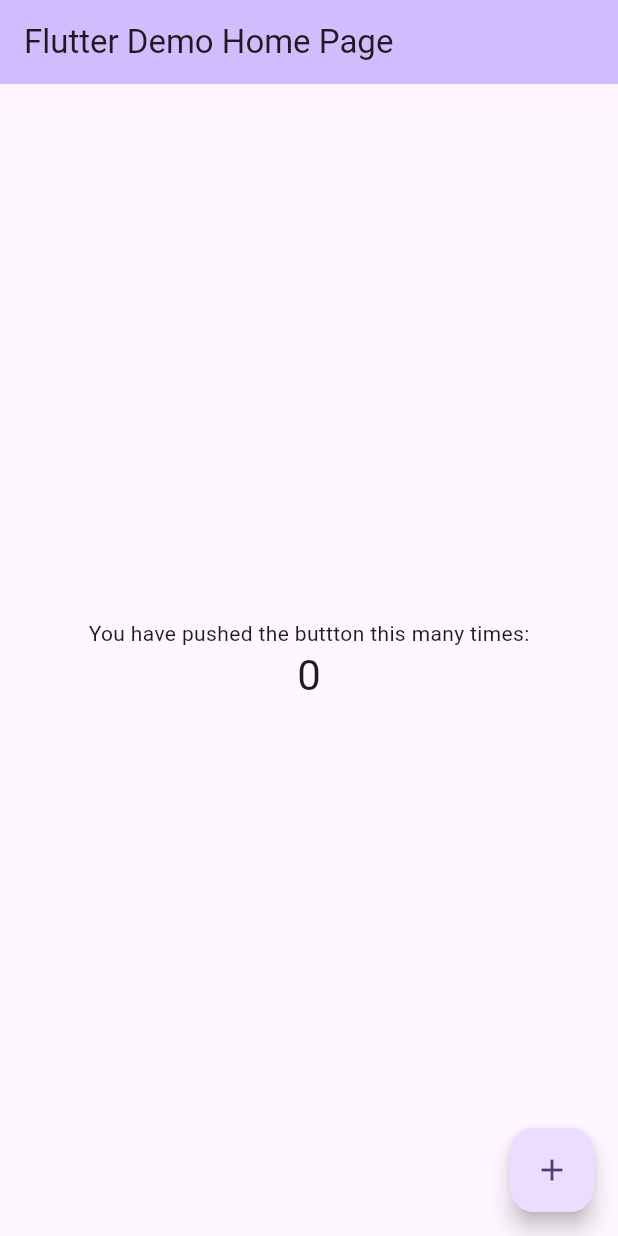
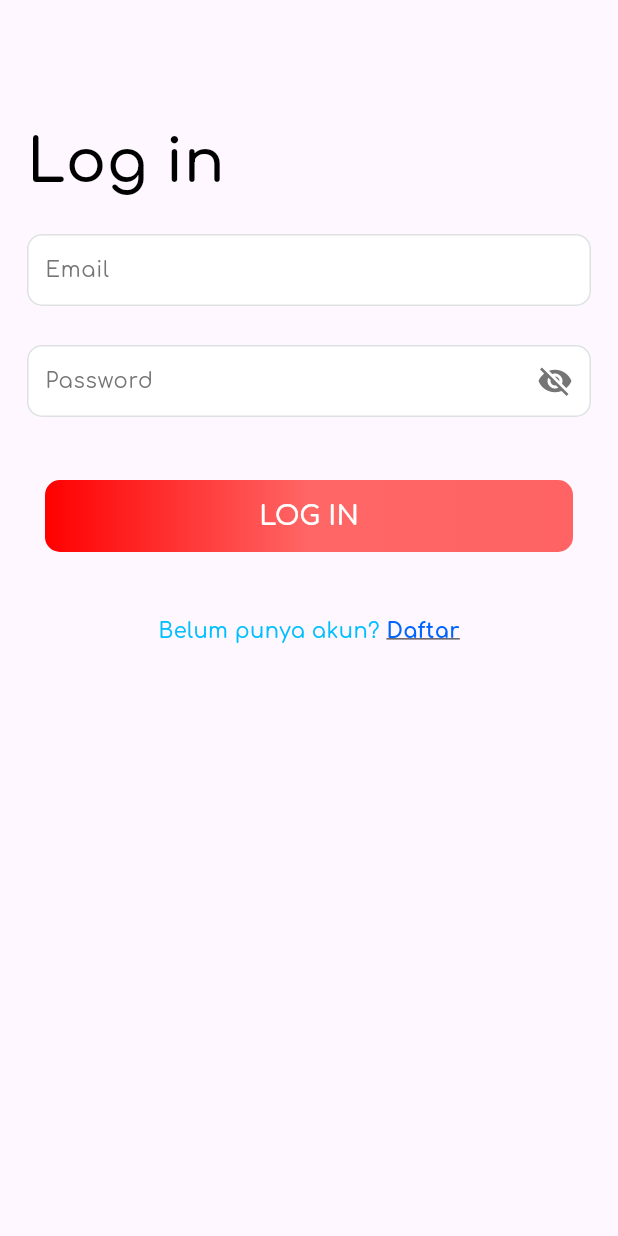
Before and after one commit to wimanmja/mobile_report, a Flutter app: the screen it shows after launch, on a phone screen of 412 x 824 dp. Run offline on Flutter 3.47's test engine with Material 3 defaults, Android fonts, the phone set to English and light mode, and no system bars; our stand-ins replace flutter_pw_validator.

Commit message:
add login, register, component

```diff
--- /dev/null
+++ b/lib/components/headers/header_login.dart
@@ -0,0 +1,27 @@
+import 'package:flutter/material.dart';
+
+class LoginHeader extends StatelessWidget {
+  const LoginHeader({
+    super.key,
+  });
+
+  @override
+  Widget build(BuildContext context) {
+    return Column(children: [
+      Container(
+        alignment: Alignment.centerLeft,
+        margin: EdgeInsets.only(top: 79),
+        child: Text(
+          'Log in',
+          textAlign: TextAlign.center,
+          style: TextStyle(
+              fontSize: 40,
+              fontFamily: "Comfortaa",
+              fontWeight: FontWeight.w600,
+              color: Colors.black),
+        ),
+      ),
+    ]
+    );
+  }
+}
--- a/lib/main.dart
+++ b/lib/main.dart
@@ -1,4 +1,5 @@
 import 'package:flutter/material.dart';
+import 'package:mobile_report/screens/login_screen.dart';
 
 void main() {
   runApp(const MyApp());
@@ -11,115 +12,14 @@
   @override
   Widget build(BuildContext context) {
     return MaterialApp(
-      title: 'Flutter Demo',
+      debugShowCheckedModeBanner: false,
+      title: 'Mobile Report',
       theme: ThemeData(
-        // This is the theme of your application.
-        //
-        // TRY THIS: Try running your application with "flutter run". You'll see
-        // the application has a blue toolbar. Then, without quitting the app,
-        // try changing the seedColor in the colorScheme below to Colors.green
-        // and then invoke "hot reload" (save your changes or press the "hot
-        // reload" button in a Flutter-supported IDE, or press "r" if you used
-        // the command line to start the app).
-        //
-        // Notice that the counter didn't reset back to zero; the application
-        // state is not lost during the reload. To reset the state, use hot
-        // restart instead.
-        //
-        // This works for code too, not just values: Most code changes can be
-        // tested with just a hot reload.
         colorScheme: ColorScheme.fromSeed(seedColor: Colors.deepPurple),
         useMaterial3: true,
+        fontFamily: "Comfortaa"
       ),
-      home: const MyHomePage(title: 'Flutter Demo Home Page'),
+      home: LoginScreen(),
     );
   }
 }
-
-class MyHomePage extends StatefulWidget {
-  const MyHomePage({super.key, required this.title});
-
-  // This widget is the home page of your application. It is stateful, meaning
-  // that it has a State object (defined below) that contains fields that affect
-  // how it looks.
-
-  // This class is the configuration for the state. It holds the values (in this
-  // case the title) provided by the parent (in this case the App widget) and
-  // used by the build method of the State. Fields in a Widget subclass are
-  // always marked "final".
-
-  final String title;
-
-  @override
-  State<MyHomePage> createState() => _MyHomePageState();
-}
-
-class _MyHomePageState extends State<MyHomePage> {
-  int _counter = 0;
-
-  void _incrementCounter() {
-    setState(() {
-      // This call to setState tells the Flutter framework that something has
-      // changed in this State, which causes it to rerun the build method below
-      // so that the display can reflect the updated values. If we changed
-      // _counter without calling setState(), then the build method would not be
-      // called again, and so nothing would appear to happen.
-      _counter++;
-    });
-  }
-
-  @override
-  Widget build(BuildContext context) {
-    // This method is rerun every time setState is called, for instance as done
-    // by the _incrementCounter method above.
-    //
-    // The Flutter framework has been optimized to make rerunning build methods
-    // fast, so that you can just rebuild anything that needs updating rather
-    // than having to individually change instances of widgets.
-    return Scaffold(
-      appBar: AppBar(
-        // TRY THIS: Try changing the color here to a specific color (to
-        // Colors.amber, perhaps?) and trigger a hot reload to see the AppBar
-        // change color while the other colors stay the same.
-        backgroundColor: Theme.of(context).colorScheme.inversePrimary,
-        // Here we take the value from the MyHomePage object that was created by
-        // the App.build method, and use it to set our appbar title.
-        title: Text(widget.title),
-      ),
-      body: Center(
-        // Center is a layout widget. It takes a single child and positions it
-        // in the middle of the parent.
-        child: Column(
-          // Column is also a layout widget. It takes a list of children and
-          // arranges them vertically. By default, it sizes itself to fit its
-          // children horizontally, and tries to be as tall as its parent.
-          //
-          // Column has various properties to control how it sizes itself and
-          // how it positions its children. Here we use mainAxisAlignment to
-          // center the children vertically; the main axis here is the vertical
-          // axis because Columns are vertical (the cross axis would be
-          // horizontal).
-          //
-          // TRY THIS: Invoke "debug painting" (choose the "Toggle Debug Paint"
-          // action in the IDE, or press "p" in the console), to see the
-          // wireframe for each widget.
-          mainAxisAlignment: MainAxisAlignment.center,
-          children: <Widget>[
-            const Text(
-              'You have pushed the buttton this many times:',
-            ),
-            Text(
-              '$_counter',
-              style: Theme.of(context).textTheme.headlineMedium,
-            ),
-          ],
-        ),
-      ),
-      floatingActionButton: FloatingActionButton(
-        onPressed: _incrementCounter,
-        tooltip: 'Increment',
-        child: const Icon(Icons.add),
-      ), // This trailing comma makes auto-formatting nicer for build methods.
-    );
-  }
-}
--- /dev/null
+++ b/lib/screens/login_screen.dart
@@ -0,0 +1,194 @@
+import 'package:flutter/material.dart';
+import 'package:mobile_report/components/headers/header_login.dart';
+import 'package:mobile_report/screens/register_screen.dart';
+
+class LoginScreen extends StatefulWidget {
+  const LoginScreen({super.key});
+
+  @override
+  State<LoginScreen> createState() => _LoginScreenState();
+}
+
+class _LoginScreenState extends State<LoginScreen> {
+  bool _isObscured = true;
+  // final AuthService authService = AuthService();
+  final TextEditingController email = TextEditingController();
+  final TextEditingController password = TextEditingController();
+
+  @override
+  Widget build(BuildContext context) {
+    return Scaffold(
+      body: Stack(
+        children: [
+          // Container(
+          //   decoration: BoxDecoration(
+          //     image: DecorationImage(
+          //       image: AssetImage('assets/images/loginRegister_bg.png'),
+          //       fit: BoxFit.cover,
+          //     ),
+          //   ),
+          // ),
+          SingleChildScrollView(
+            padding: EdgeInsets.only(left: 18, right: 18),
+            child: Column(
+              children: [
+                LoginHeader(),
+                Container(
+                  padding: EdgeInsets.only(top: 15),
+                  child: Column(
+                    children: [
+                      Container(
+                        margin: EdgeInsets.only(top: 5),
+                        child: TextField(
+                          controller: email,
+                          showCursor: true,
+                          cursorColor: Colors.grey[600],
+                          style: TextStyle(
+                            color: Color.fromRGBO(0, 77, 64, 1),
+                            fontSize: 14,
+                          ),
+                          decoration: InputDecoration(
+                              contentPadding: EdgeInsets.symmetric(
+                                  vertical: 10, horizontal: 8),
+                              fillColor: Colors.white,
+                              filled: true,
+                              border: OutlineInputBorder(),
+                              focusedBorder: OutlineInputBorder(
+                                  borderSide: BorderSide(
+                                      color: Color.fromRGBO(221, 226, 225, 1)),
+                                  borderRadius: BorderRadius.circular(10.0)),
+                              enabledBorder: OutlineInputBorder(
+                                  borderSide: BorderSide(
+                                      color: Color.fromRGBO(221, 226, 225, 1)),
+                                  borderRadius: BorderRadius.circular(10.0)),
+                              hintText: "Email",
+                              hintStyle: TextStyle(color: Colors.grey[600])),
+                        ),
+                      ),
+                      Container(
+                        child: Column(
+                          children: [
+                            Container(
+                              margin: EdgeInsets.only(top: 26),
+                              child: TextField(
+                                obscureText: _isObscured,
+                                controller: password,
+                                showCursor: true,
+                                cursorColor: Colors.grey[600],
+                                style: TextStyle(
+                                  color: Color.fromRGBO(0, 77, 64, 1),
+                                  fontSize: 14,
+                                ),
+                                decoration: InputDecoration(
+                                    suffixIcon: IconButton(
+                                      icon: Icon(
+                                        color: Colors.grey[600],
+                                        _isObscured
+                                            ? Icons.visibility_off
+                                            : Icons.visibility,
+                                      ),
+                                      onPressed: () {
+                                        setState(() {
+                                          _isObscured = !_isObscured;
+                                        });
+                                      },
+                                    ),
+                                    contentPadding: EdgeInsets.symmetric(
+                                        vertical: 10, horizontal: 8),
+                                    fillColor: Colors.white,
+                                    filled: true,
+                                    border: OutlineInputBorder(),
+                                    focusedBorder: OutlineInputBorder(
+                                        borderSide: BorderSide(
+                                            color:
+                                            Color.fromRGBO(221, 226, 225, 1)),
+                                        borderRadius:
+                                        BorderRadius.circular(10.0)),
+                                    enabledBorder: OutlineInputBorder(
+                                        borderSide: BorderSide(
+                                            color:
+                                            Color.fromRGBO(221, 226, 225, 1)),
+                                        borderRadius:
+                                        BorderRadius.circular(10.0)),
+                                    hintText: "Password",
+                                    hintStyle:
+                                    TextStyle(color: Colors.grey[600])),
+                              ),
+                            ),
+                          ],
+                        ),
+                      ),
+                      Container(
+                        margin: EdgeInsetsDirectional.only(top: 34, bottom: 58),
+                        child: Column(
+                          mainAxisAlignment: MainAxisAlignment.spaceBetween,
+                          children: [
+                            TextButton(
+                                onPressed: () {
+                                  // TrackerService().track("click-login",
+                                  //     withDeviceInfo: true,
+                                  //     withProfileInfo: false);
+                                  // login();
+                                },
+                                child: Ink(
+                                  height: 48,
+                                  decoration: BoxDecoration(
+                                    gradient: LinearGradient(
+                                      begin: Alignment.centerLeft,
+                                      end: Alignment.centerRight,
+                                      colors: [
+                                        Color.fromRGBO(255, 0, 0, 1),
+                                        Color.fromRGBO(255, 102, 102, 1),
+                                        Color.fromRGBO(255, 99, 99, 1),
+                                      ],
+                                    ),
+                                    borderRadius: BorderRadius.circular(10),
+                                  ),
+                                  child: Container(
+                                    alignment: Alignment.center,
+                                    child: Text('LOG IN',
+                                        style: TextStyle(
+                                            fontWeight: FontWeight.w600,
+                                            fontFamily: "Comfortaa",
+                                            color: Colors.white,
+                                            fontSize: 18)),
+                                  ),
+                                )),
+                            SizedBox.fromSize(size: Size.fromHeight(34)),
+                            Row(
+                              mainAxisAlignment: MainAxisAlignment.center,
+                              children: [
+                                Text('Belum punya akun? ',
+                                    style: TextStyle(
+                                        fontWeight: FontWeight.w500,
+                                        color: Color.fromRGBO(0, 191, 255, 1))),
+                                InkWell(
+                                  child: Text('Daftar',
+                                      style: TextStyle(
+                                          fontWeight: FontWeight.bold,
+                                          color: Color.fromRGBO(0, 100, 255, 1),
+                                          decoration: TextDecoration.underline)),
+                                  onTap: () {
+                                    Navigator.push(
+                                        context,
+                                        MaterialPageRoute(
+                                            builder: (context) =>
+                                                RegisterScreen()));
+                                  },
+                                )
+                              ],
+                            )
+                          ],
+                        ),
+                      ),
+                    ],
+                  ),
+                ),
+              ],
+            ),
+          ),
+        ],
+      ),
+    );
+  }
+}
```
Also changed, not shown: assets/fonts/Comfortaa/OFL.txt (added, +93 -0 lines), lib/components/headers/header_register.dart (added, +27 -0 lines), lib/screens/indonesia_strings.dart (added, +16 -0 lines), lib/screens/register_screen.dart (added, +247 -0 lines), pubspec.yaml (+9 -0 lines), assets/fonts/Comfortaa/Comfortaa-Bold.ttf (added), assets/fonts/Comfortaa/Comfortaa-Light.ttf (added), assets/fonts/Comfortaa/Comfortaa-Medium.ttf (added), assets/fonts/Comfortaa/Comfortaa-Regular.ttf (added), assets/fonts/Comfortaa/Comfortaa-SemiBold.ttf (added), assets/fonts/Comfortaa/Comfortaa-VariableFont_wght.ttf (added), assets/fonts/Comfortaa/README.txt (added), pubspec.lock.
